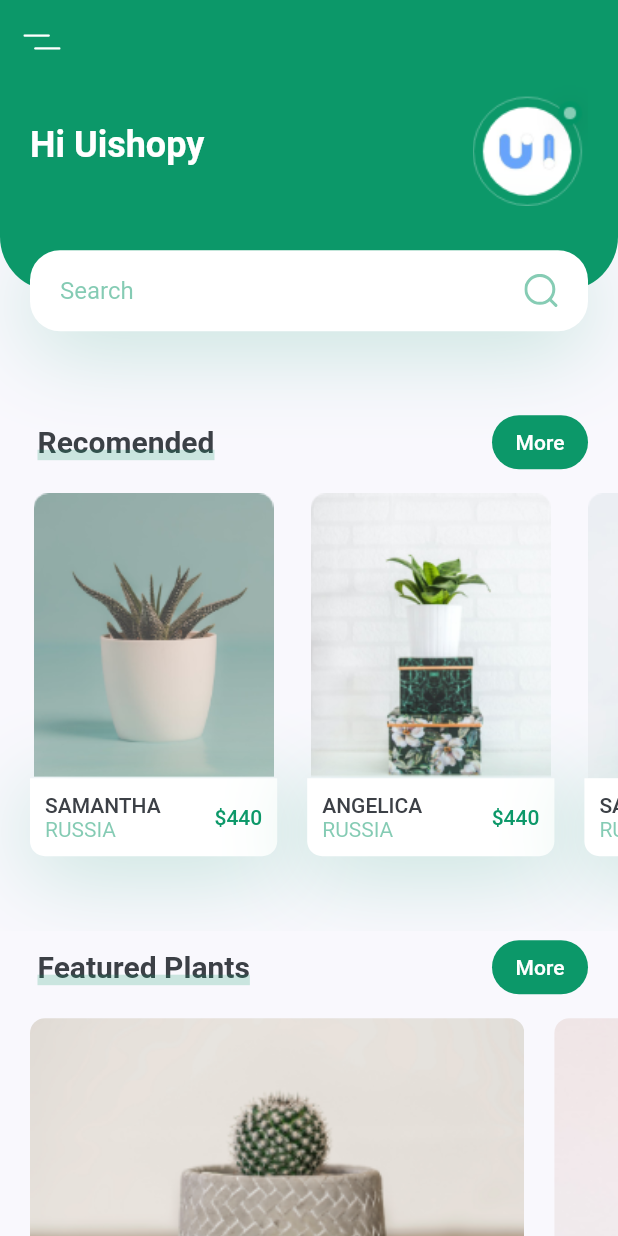
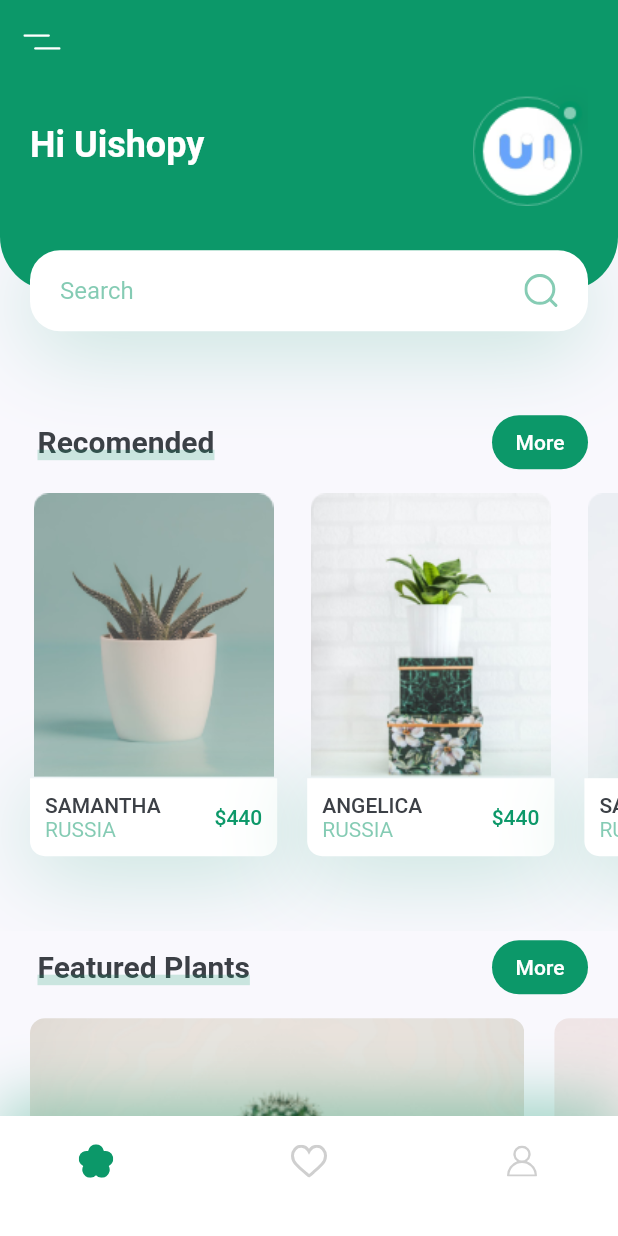
Before and after one commit to WillianMedeiros14/PlantApp, a Flutter app: the screen it shows after launch, on a phone screen of 412 x 824 dp. Run offline on Flutter 3.47's test engine with Material 2 defaults, Android fonts, the phone set to English and light mode, and no system bars; our stand-ins replace flutter_svg.

Commit message:
feat: create componente my_bottom_nav_bar

```diff
--- /dev/null
+++ b/lib/components/my_bottom_nav_bar.dart
@@ -0,0 +1,48 @@
+import 'package:flutter/material.dart';
+import 'package:flutter_svg/flutter_svg.dart';
+import 'package:plantapp/constants.dart';
+
+class MyBottomNavBar extends StatelessWidget {
+  const MyBottomNavBar({
+    Key? key,
+  }) : super(key: key);
+
+  @override
+  Widget build(BuildContext context) {
+    return Container(
+      padding: EdgeInsets.only(
+        left: kDefaultPadding * 2,
+        right: kDefaultPadding * 2,
+        bottom: kDefaultPadding,
+      ),
+      height: 80,
+      decoration: BoxDecoration(
+        color: Colors.white,
+        boxShadow: [
+          BoxShadow(
+            offset: Offset(0, -10),
+            blurRadius: 35,
+            color: kPrimaryColor.withOpacity(0.38),
+          ),
+        ],
+      ),
+      child: Row(
+        mainAxisAlignment: MainAxisAlignment.spaceBetween,
+        children: [
+          IconButton(
+            onPressed: () {},
+            icon: SvgPicture.asset("assets/icons/flower.svg"),
+          ),
+          IconButton(
+            onPressed: () {},
+            icon: SvgPicture.asset("assets/icons/heart-icon.svg"),
+          ),
+          IconButton(
+            onPressed: () {},
+            icon: SvgPicture.asset("assets/icons/user-icon.svg"),
+          ),
+        ],
+      ),
+    );
+  }
+}
--- a/lib/screens/home/home_screen.dart
+++ b/lib/screens/home/home_screen.dart
@@ -1,5 +1,6 @@
 import 'package:flutter/material.dart';
 import 'package:flutter_svg/flutter_svg.dart';
+import 'package:plantapp/components/my_bottom_nav_bar.dart';
 import 'package:plantapp/constants.dart';
 import 'package:plantapp/screens/home/components/body.dart';
 
@@ -11,6 +12,7 @@ class HomeScreen extends StatelessWidget {
     return Scaffold(
       appBar: buildAppBar(),
       body: Body(),
+      bottomNavigationBar: MyBottomNavBar(),
     );
   }
 
```
